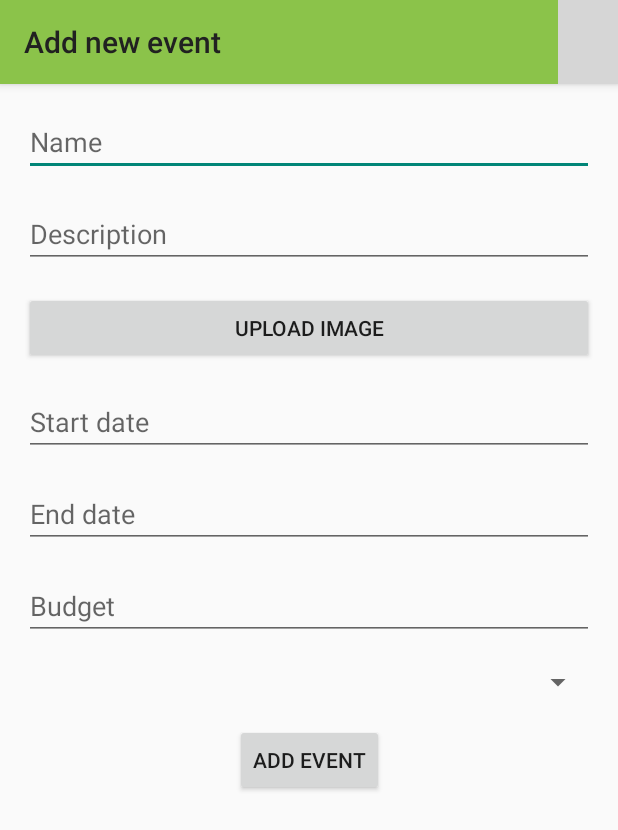
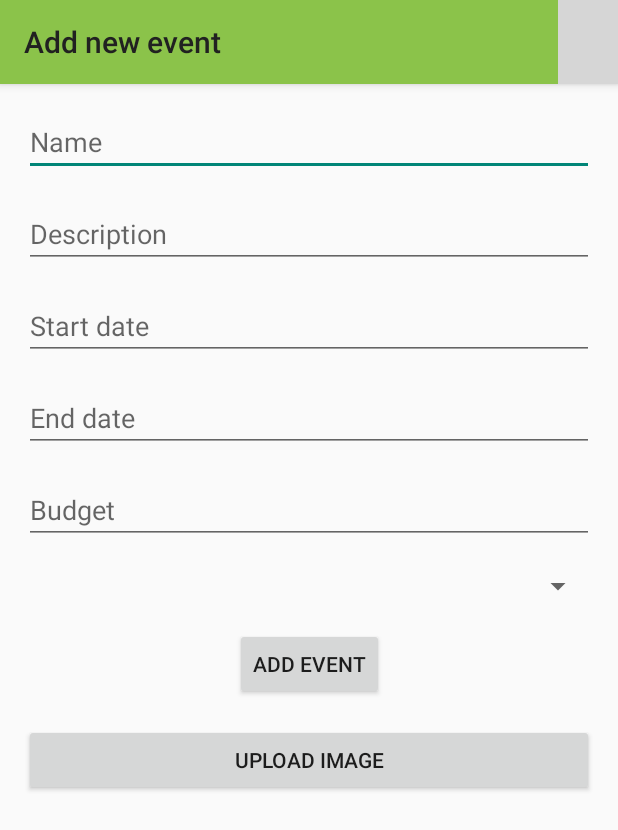
Before and after one commit to j5tankovic/event-organizer, an Android app: the screen it shows after launch (AddNewEventActivity), on a phone screen of 412 x 824 dp. Shown: the top 830 px of the screen. Run offline under Robolectric (Android 15) with nearby library versions, the phone set to English and light mode, and no system bars; our stand-ins replace Firebase (no records; nobody signed in at launch, a user with empty details on screens opened directly); grey boxes are pictures that could not be loaded.

Commit message:
event image upload

```diff
--- a/app/src/main/java/rs/ac/uns/ftn/pma/event_organizer/activity/AddNewEventActivity.java
+++ b/app/src/main/java/rs/ac/uns/ftn/pma/event_organizer/activity/AddNewEventActivity.java
@@ -1,15 +1,30 @@
 package rs.ac.uns.ftn.pma.event_organizer.activity;
 
+import android.app.ProgressDialog;
 import android.content.Intent;
+import android.graphics.Bitmap;
+import android.net.Uri;
+import android.provider.MediaStore;
+import android.support.annotation.NonNull;
 import android.support.v7.app.AppCompatActivity;
 import android.os.Bundle;
 import android.view.View;
 import android.widget.Button;
+import android.widget.ImageView;
 import android.widget.TextView;
+import android.widget.Toast;
 
+import com.google.android.gms.tasks.OnFailureListener;
+import com.google.android.gms.tasks.OnSuccessListener;
+import com.google.firebase.auth.FirebaseAuth;
 import com.google.firebase.database.DatabaseReference;
 import com.google.firebase.database.FirebaseDatabase;
+import com.google.firebase.storage.FirebaseStorage;
+import com.google.firebase.storage.OnProgressListener;
+import com.google.firebase.storage.StorageReference;
+import com.google.firebase.storage.UploadTask;
 
+import java.io.IOException;
 import java.text.ParseException;
 import java.text.SimpleDateFormat;
 import java.util.Date;
@@ -22,16 +37,44 @@
 
     public static final String ADDED_ITEM = "rs.ac.uns.ftn.pma.event_organizer.ADDED_ITEM";
 
+    private TextView name;
+    private TextView description;
+    private TextView start_date;
+    private TextView end_date;
+    private TextView budget;
+
+    private Button upload;
+    private ImageView uploadedPicture;
+
+    private Button add;
+
+    private Uri filePath;
+    private final int PICK_IMAGE_REQUEST = 71;
+    private String eventPicturePath;
+
     private DatabaseReference databaseReference;
     private FirebaseDatabase firebaseDatabase;
+    private StorageReference storageReference;
 
     @Override
     protected void onCreate(Bundle savedInstanceState) {
         super.onCreate(savedInstanceState);
         setContentView(R.layout.activity_add_new_event);
 
+        firebaseDatabase = FirebaseDatabase.getInstance();
+        databaseReference = firebaseDatabase.getReference("events");
+        storageReference = FirebaseStorage.getInstance().getReference();
 
-        Button add = findViewById(R.id.add_new_event);
+        name = findViewById(R.id.new_event_name);
+        description = findViewById(R.id.new_event_description);
+        start_date = findViewById(R.id.new_event_start_date);
+        end_date = findViewById(R.id.new_event_end_date);
+        budget = findViewById(R.id.new_event_budget);
+
+        upload = findViewById(R.id.new_event_upload_image);
+        uploadedPicture = findViewById(R.id.new_event_image);
+
+        add = findViewById(R.id.add_new_event);
         add.setOnClickListener(new View.OnClickListener() {
             @Override
             public void onClick(View v) {
@@ -41,22 +84,15 @@
             }
         });
 
-        firebaseDatabase = FirebaseDatabase.getInstance();
-        databaseReference = firebaseDatabase.getReference("events");
+        upload.setOnClickListener(new View.OnClickListener() {
+            @Override
+            public void onClick(View v) {
+                chooseImage();
+            }
+        });
     }
 
     private Event formEvent() {
-        TextView name = findViewById(R.id.new_event_name);
-        TextView description = findViewById(R.id.new_event_description);
-        TextView start_date = findViewById(R.id.new_event_start_date);
-        TextView end_date = findViewById(R.id.new_event_end_date);
-        TextView budget = findViewById(R.id.new_event_budget);
-
-        System.out.println(name.getText().toString());
-        System.out.println(description.getText().toString());
-        System.out.println(start_date.getText().toString());
-        System.out.println(end_date.getText().toString());
-
         Event event = new Event();
         event.setName(name.getText().toString());
         event.setDescription(description.getText().toString());
@@ -92,4 +128,66 @@
         databaseReference.child(key).setValue(event);
     }
 
+    @Override
+    protected void onActivityResult(int requestCode, int resultCode, Intent data) {
+        super.onActivityResult(requestCode, resultCode, data);
+        if(requestCode == PICK_IMAGE_REQUEST && resultCode == RESULT_OK
+                && data != null && data.getData() != null )
+        {
+            filePath = data.getData();
+            try {
+                Bitmap bitmap = MediaStore.Images.Media.getBitmap(getContentResolver(), filePath);
+                uploadedPicture.setImageBitmap(bitmap);
+                uploadImage();
+            }
+            catch (IOException e)
+            {
+                e.printStackTrace();
+            }
+        }
+    }
+
+    private void chooseImage() {
+        Intent intent = new Intent();
+        intent.setType("image/*");
+        intent.setAction(Intent.ACTION_GET_CONTENT);
+        startActivityForResult(Intent.createChooser(intent, "Select Picture"), PICK_IMAGE_REQUEST);
+    }
+
+    private void uploadImage() {
+
+        if(filePath != null)
+        {
+            final ProgressDialog progressDialog = new ProgressDialog(this);
+            progressDialog.setTitle("Uploading...");
+            progressDialog.show();
+
+            eventPicturePath = "images/events/"+ name.getText().toString()+".jpg";
+            StorageReference ref = storageReference.child(eventPicturePath);
+            ref.putFile(filePath)
+                    .addOnSuccessListener(new OnSuccessListener<UploadTask.TaskSnapshot>() {
+                        @Override
+                        public void onSuccess(UploadTask.TaskSnapshot taskSnapshot) {
+                            progressDialog.dismiss();
+                            Toast.makeText(AddNewEventActivity.this, "Uploaded", Toast.LENGTH_SHORT).show();
+                        }
+                    })
+                    .addOnFailureListener(new OnFailureListener() {
+                        @Override
+                        public void onFailure(@NonNull Exception e) {
+                            progressDialog.dismiss();
+                            Toast.makeText(AddNewEventActivity.this, "Failed "+e.getMessage(), Toast.LENGTH_SHORT).show();
+                        }
+                    })
+                    .addOnProgressListener(new OnProgressListener<UploadTask.TaskSnapshot>() {
+                        @Override
+                        public void onProgress(UploadTask.TaskSnapshot taskSnapshot) {
+                            double progress = (100.0*taskSnapshot.getBytesTransferred()/taskSnapshot
+                                    .getTotalByteCount());
+                            progressDialog.setMessage("Uploaded "+(int)progress+"%");
+                        }
+                    });
+        }
+    }
+
 }
--- a/app/src/main/res/layout/activity_add_new_event.xml
+++ b/app/src/main/res/layout/activity_add_new_event.xml
@@ -52,19 +52,6 @@
         app:layout_constraintStart_toStartOf="parent"
         app:layout_constraintTop_toBottomOf="@+id/new_event_name" />
 
-    <Button
-        android:id="@+id/new_event_image"
-        android:layout_width="0dp"
-        android:layout_height="wrap_content"
-        android:layout_marginEnd="16dp"
-        android:layout_marginStart="16dp"
-        android:layout_marginTop="16dp"
-        android:ems="10"
-        android:text="@string/new_event_image"
-        app:layout_constraintEnd_toEndOf="parent"
-        app:layout_constraintStart_toStartOf="parent"
-        app:layout_constraintTop_toBottomOf="@+id/new_event_description" />
-
     <EditText
         android:id="@+id/new_event_start_date"
         android:layout_width="0dp"
@@ -77,7 +64,7 @@
         android:inputType="textPersonName"
         app:layout_constraintEnd_toEndOf="parent"
         app:layout_constraintStart_toStartOf="parent"
-        app:layout_constraintTop_toBottomOf="@+id/new_event_image" />
+        app:layout_constraintTop_toBottomOf="@+id/new_event_description" />
 
     <EditText
         android:id="@+id/new_event_end_date"
@@ -92,7 +79,6 @@
         app:layout_constraintEnd_toEndOf="parent"
         app:layout_constraintStart_toStartOf="parent"
         app:layout_constraintTop_toBottomOf="@+id/new_event_start_date" />
-
 
     <EditText
         android:id="@+id/new_event_budget"
@@ -132,4 +118,28 @@
         app:layout_constraintStart_toStartOf="parent"
         app:layout_constraintTop_toBottomOf="@+id/new_event_category" />
 
+    <Button
+        android:id="@+id/new_event_upload_image"
+        android:layout_width="0dp"
+        android:layout_height="wrap_content"
+        android:layout_marginEnd="16dp"
+        android:layout_marginStart="16dp"
+        android:layout_marginTop="16dp"
+        android:ems="10"
+        android:text="@string/new_event_image"
+        app:layout_constraintEnd_toEndOf="parent"
+        app:layout_constraintStart_toStartOf="parent"
+        app:layout_constraintTop_toBottomOf="@+id/add_new_event" />
+
+    <ImageView
+        android:id="@+id/new_event_image"
+        android:layout_width="0dp"
+        android:layout_height="wrap_content"
+        android:layout_marginEnd="16dp"
+        android:layout_marginStart="16dp"
+        android:layout_marginTop="16dp"
+        app:layout_constraintEnd_toEndOf="parent"
+        app:layout_constraintStart_toStartOf="parent"
+        app:layout_constraintTop_toBottomOf="@+id/new_event_upload_image" />
+
 </android.support.constraint.ConstraintLayout>
```
